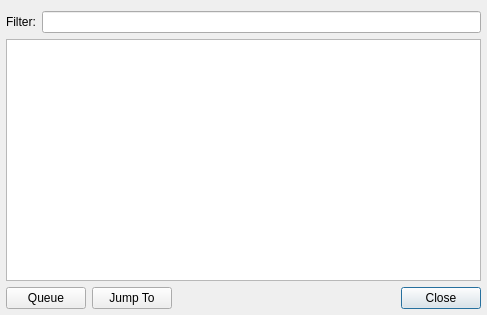
The window that src/qmmpui/forms/jumptotrackdialog.ui (prinsbert/qmmp-dev) describes before a commit, drawn with Qt 5.
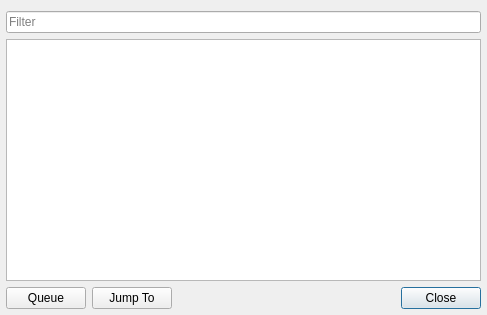
The same window after the commit. Icons and pictures are not drawn.

Commit message: improved "jump to track" dialog form

Patch:
```diff
--- a/src/qmmpui/forms/jumptotrackdialog.ui
+++ b/src/qmmpui/forms/jumptotrackdialog.ui
@@ -41,15 +41,15 @@
       <number>0</number>
      </property>
      <item>
-      <widget class="QLabel" name="label">
-       <property name="text">
-        <string>Filter:</string>
+      <widget class="QLineEdit" name="filterLineEdit">
+       <property name="placeholderText">
+        <string>Filter</string>
+       </property>
+       <property name="clearButtonEnabled">
+        <bool>true</bool>
        </property>
       </widget>
      </item>
-     <item>
-      <widget class="QLineEdit" name="filterLineEdit"/>
-     </item>
     </layout>
    </item>
    <item>
@@ -85,7 +85,8 @@
         <string>Queue</string>
        </property>
        <property name="icon">
-        <iconset theme="go-top"/>
+        <iconset theme="go-top">
+         <normaloff>.</normaloff>.</iconset>
        </property>
       </widget>
      </item>
```
